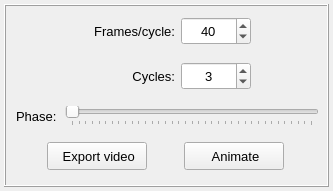
Above: pulse/interface/data/ui_files/plots/animation/animation_widget.ui from open-pulse/OpenPulse before the change. Below: the same form after it.
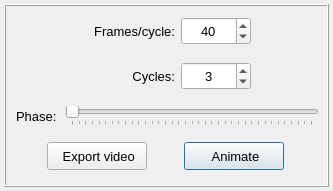
That is the form after the change. Icons and pictures are not drawn.

Patch:
```diff
--- a/pulse/interface/data/ui_files/plots/animation/animation_widget.ui
+++ b/pulse/interface/data/ui_files/plots/animation/animation_widget.ui
@@ -512,6 +512,9 @@
            <property name="checkable">
             <bool>true</bool>
            </property>
+           <property name="default">
+            <bool>true</bool>
+           </property>
           </widget>
          </item>
          <item row="0" column="0">
```
Left out of the diff: 7 changed lines with no effect on the pictures.
